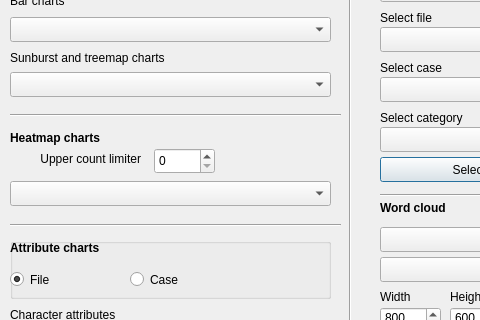
Above: GUI_UIs/ui_dialog_charts.ui from ccbogel/QualCoder before the change; both pictures show x 0 to 480 and y 153 to 473 of the 1011 by 597 pixel window. Below: the same form after it.
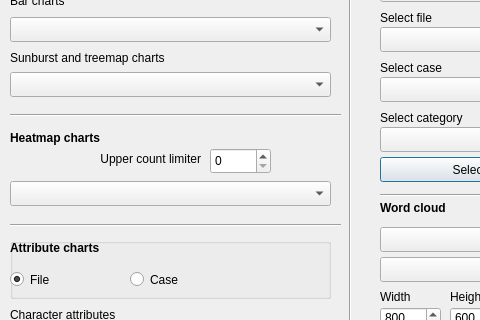
That is the form after the change.

```diff
--- a/GUI_UIs/ui_dialog_charts.ui
+++ b/GUI_UIs/ui_dialog_charts.ui
@@ -725,7 +725,7 @@
     <rect>
      <x>10</x>
      <y>300</y>
-     <width>131</width>
+     <width>191</width>
      <height>24</height>
     </rect>
    </property>
@@ -745,7 +745,7 @@
   <widget class="QSpinBox" name="spinBox_count_max">
    <property name="geometry">
     <rect>
-     <x>154</x>
+     <x>210</x>
      <y>301</y>
      <width>61</width>
      <height>26</height>
```
Left out of the diff: 2 changed lines with no effect on the pictures.
